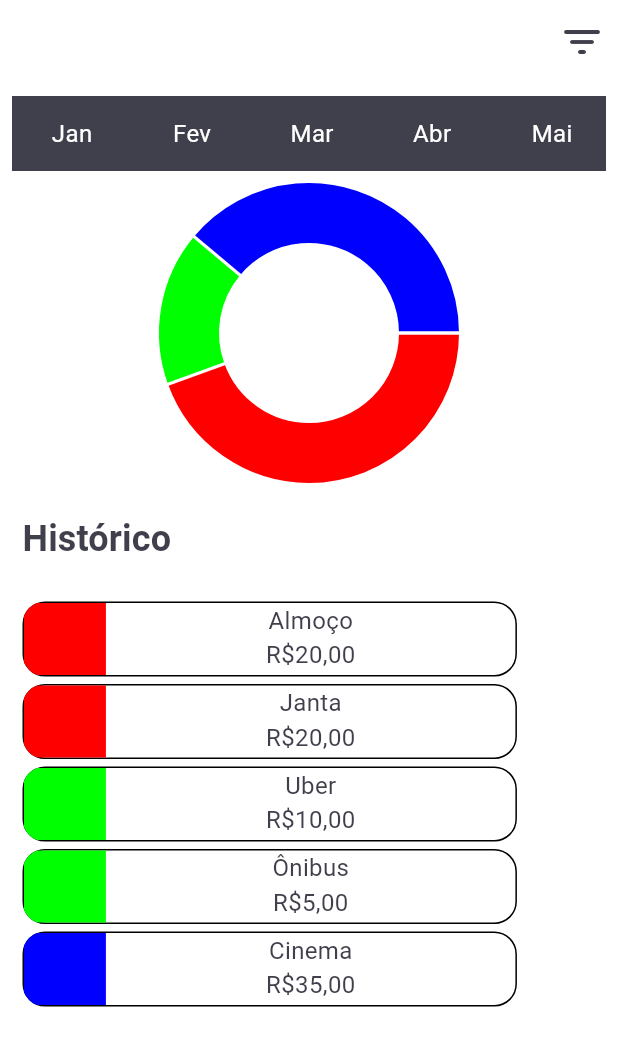
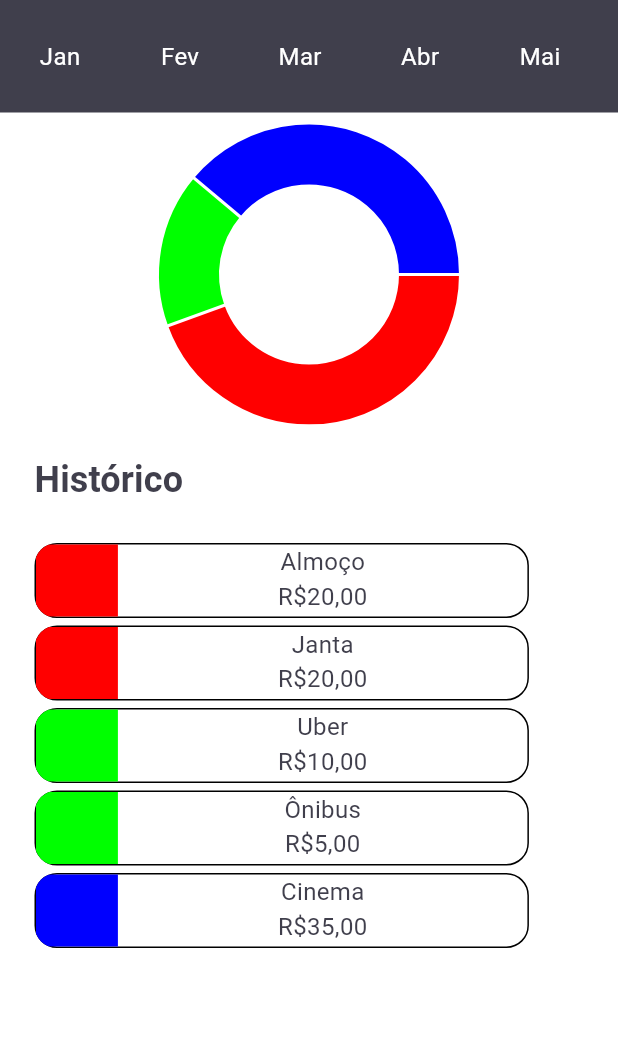
Before and after one commit to gabrielschorsch/balance, a Flutter app: the Dashboard screen opened directly, on a phone screen of 412 x 824 dp. Shown: the top 1046 px of the screen. Run offline on Flutter 3.47's test engine with Material 2 defaults, Android fonts, the phone set to English and light mode, and no system bars; drawn by our look-alikes of fl_chart; our stand-ins replace google_fonts; Roboto replaces fonts that are missing (Kanit).

Commit message:
feat: changed animation duration + added list to appbar

```diff
--- a/lib/pages/dashboard.dart
+++ b/lib/pages/dashboard.dart
@@ -97,22 +97,17 @@ class _DashboardState extends State<Dashboard> {
   @override
   Widget build(BuildContext context) {
     _controller.animateTo(selectedMonth * 80.0 - 160,
-        duration: const Duration(milliseconds: 50), curve: Curves.easeIn);
+        duration: const Duration(milliseconds: 500), curve: Curves.easeIn);
 
     return Scaffold(
         appBar: AppBar(
-          automaticallyImplyLeading: false,
-          actions: [
-            IconButton(
-              onPressed: () {},
-              icon: const Icon(
-                Icons.filter_list_rounded,
-                size: 32,
+          toolbarHeight: 75,
+          leading: _getMonthsList(),
+          leadingWidth: MediaQuery.of(context).size.width,
         ),
-            ),
-          ],
-        ),
-        body: CustomScrollView(slivers: [
+        body: Padding(
+          padding: const EdgeInsets.all(8.0),
+          child: CustomScrollView(slivers: [
             SliverList(
               delegate: SliverChildListDelegate([
                 SizedBox(
@@ -120,7 +115,6 @@ class _DashboardState extends State<Dashboard> {
                   child: Column(
                     crossAxisAlignment: CrossAxisAlignment.start,
                     children: [
-                    _getMonthsList(),
                       Center(
                         child: SizedBox(
                           height: 200,
@@ -189,13 +183,12 @@ class _DashboardState extends State<Dashboard> {
                 ),
               ]),
             ),
-        ]));
+          ]),
+        ));
   }
 
   _getMonthsList() {
-    return Padding(
-      padding: const EdgeInsets.all(8.0),
-      child: SizedBox(
+    return SizedBox(
       width: MediaQuery.of(context).size.width,
       height: 50,
       child: ListView.builder(
@@ -232,7 +225,6 @@ class _DashboardState extends State<Dashboard> {
         itemCount: 12,
         scrollDirection: Axis.horizontal,
       ),
-      ),
     );
   }
 }
```
Lines whose indentation alone changed are shown as unchanged.
